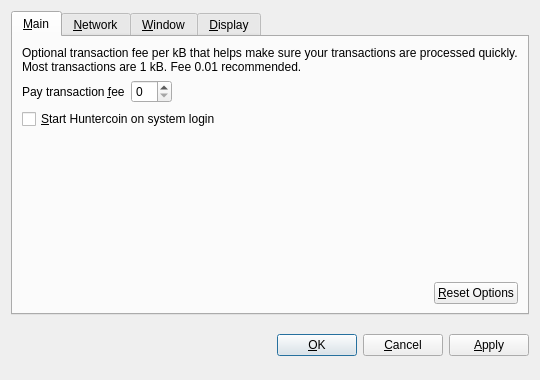
This is src/qt/forms/optionsdialog.ui in chronokings/huntercoin as Qt 5 draws it before an edit. The edited form follows.
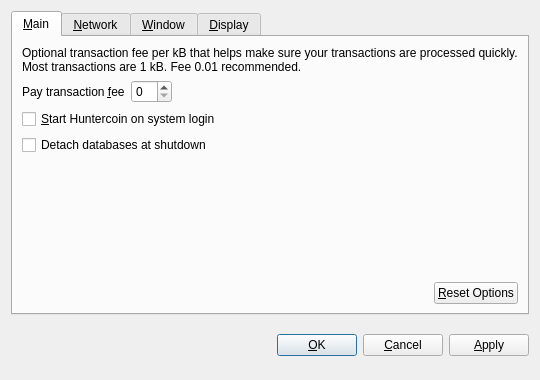
This is the edited form. Custom widgets are drawn as their Qt base class.

Commit message: Make lsn_reset ("detach databases") optional and off by default.

Diff of the .ui file:
```diff
--- a/src/qt/forms/optionsdialog.ui
+++ b/src/qt/forms/optionsdialog.ui
@@ -86,6 +86,16 @@
          </property>
         </widget>
        </item>
+       <item>
+        <widget class="QCheckBox" name="detachDatabases">
+         <property name="toolTip">
+          <string>Detach block and address databases at shutdown. This means they can be moved to another data directory, but it slows down shutdown. The wallet is always detached.</string>
+         </property>
+         <property name="text">
+          <string>Detach databases at shutdown</string>
+         </property>
+        </widget>
+       </item>
        <item>
         <spacer name="verticalSpacer_Main">
          <property name="orientation">
```
The commit also changes 6 other files.
